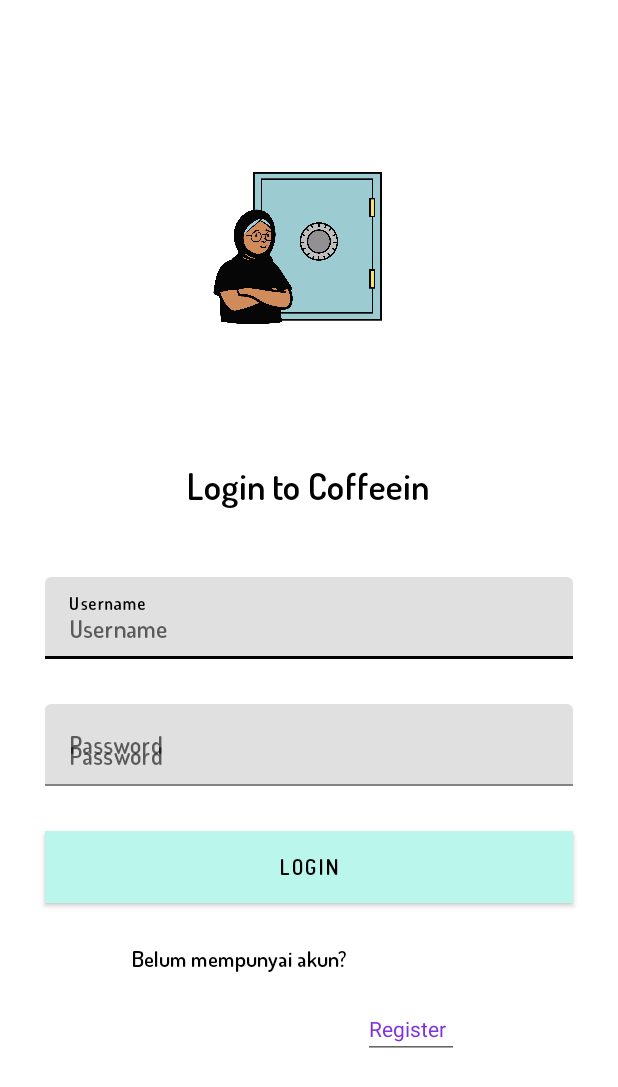
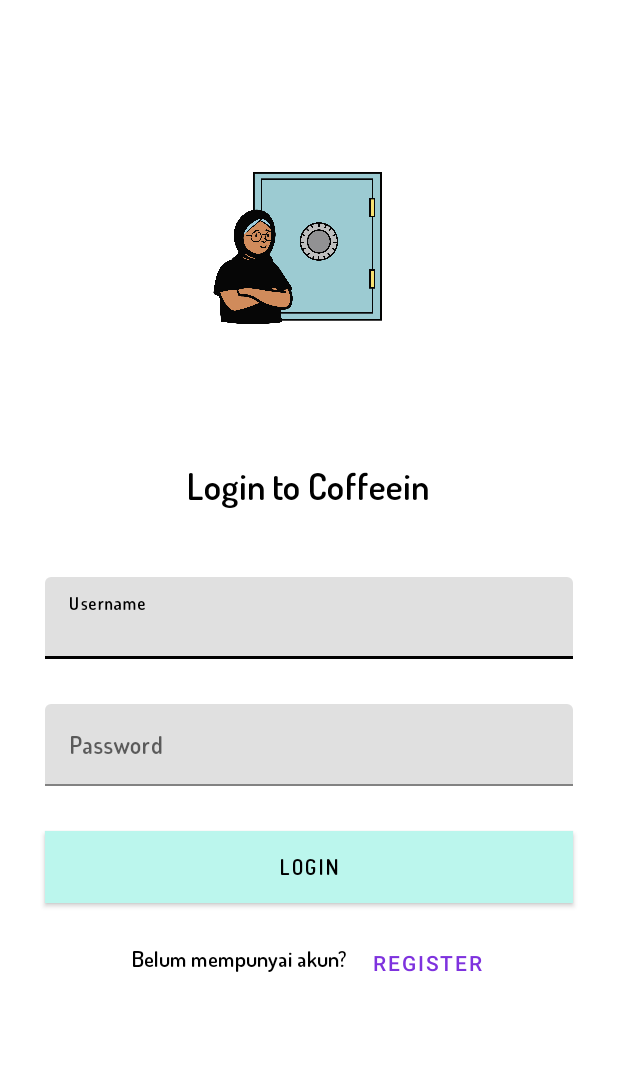
Before and after one commit to adinenayla/TUBESAPMOBCOFEEIN, an Android app: the layout login.xml on its own in the app's theme, with its tools: preview values and no code run, on a phone screen of 412 x 824 dp. Shown: the top 1087 px of the screen. Run offline under Robolectric (Android 15) with nearby library versions, the phone set to English and light mode, and no system bars.

Commit message:
tolong di running

```diff
--- a/app/src/main/java/com/example/tubesapmobcofeein/Daftar.kt
+++ b/app/src/main/java/com/example/tubesapmobcofeein/Daftar.kt
@@ -3,6 +3,7 @@ package com.example.tubesapmobcofeein
 import android.content.Intent
 import android.os.Bundle
 import android.util.Log
+import android.widget.Button
 import android.widget.Toast
 import androidx.appcompat.app.AppCompatActivity
 import com.google.firebase.auth.FirebaseAuth
@@ -17,7 +18,8 @@ class Daftar:AppCompatActivity() {
         super.onCreate(savedInstanceState)
         // Initialize Firebase Auth
         auth = Firebase.auth
-        btnca.setOnClickListener {
+        val btn = findViewById<Button>(R.id.btnca)
+        btn.setOnClickListener {
             val email = edEmail.text.toString()
             val password = tvPassword.text.toString()
             auth.createUserWithEmailAndPassword(email, password)
--- a/app/src/main/res/layout/login.xml
+++ b/app/src/main/res/layout/login.xml
@@ -4,7 +4,7 @@
     xmlns:tools="http://schemas.android.com/tools"
     android:layout_width="match_parent"
     android:layout_height="match_parent"
-    tools:context=".MainActivity">
+    tools:context=".Login">
 
     <TextView
         android:id="@+id/textView"
@@ -39,7 +39,7 @@
             android:layout_width="match_parent"
             android:layout_height="wrap_content"
             android:fontFamily="@font/dosis_semibold"
-            android:hint="Username" />
+             />
 
     </com.google.android.material.textfield.TextInputLayout>
     <com.google.android.material.textfield.TextInputLayout
@@ -59,7 +59,7 @@
             android:layout_width="match_parent"
             android:layout_height="wrap_content"
             android:fontFamily="@font/dosis_semibold"
-            android:hint="Password" />
+             />
 
     </com.google.android.material.textfield.TextInputLayout>
 
@@ -102,20 +102,20 @@
         app:layout_constraintStart_toStartOf="parent"
         app:layout_constraintTop_toBottomOf="@+id/button5" />
 
-    <EditText
+    <Button
         android:id="@+id/register"
         android:layout_width="wrap_content"
         android:layout_height="wrap_content"
-        android:layout_marginEnd="98dp"
-        android:layout_marginRight="98dp"
-        android:layout_marginBottom="118dp"
-        android:ems="4"
+        android:layout_marginTop="16dp"
+        android:layout_marginRight="88dp"
+        android:background="@android:color/transparent"
         android:text="Register"
         android:textColor="#7E32DE"
         android:textSize="14sp"
-        app:layout_constraintBottom_toBottomOf="parent"
         app:layout_constraintEnd_toEndOf="parent"
-        app:layout_constraintHorizontal_bias="0.571"
-        app:layout_constraintStart_toEndOf="@+id/textView22" />
+        app:layout_constraintHorizontal_bias="0.0"
+        app:layout_constraintStart_toEndOf="@+id/textView22"
+        app:layout_constraintTop_toBottomOf="@+id/button5" />
+
 
 </androidx.constraintlayout.widget.ConstraintLayout>
```
Also changed, not shown: app/src/main/AndroidManifest.xml (+5 -3 lines), app/src/main/java/com/example/tubesapmobcofeein/Login.kt (+9 -0 lines), app/src/main/res/layout/homescreen2.xml (+8 -7 lines).
